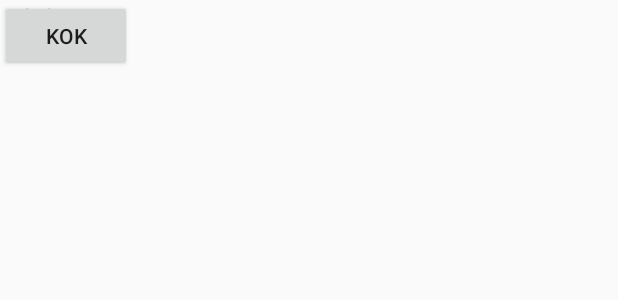
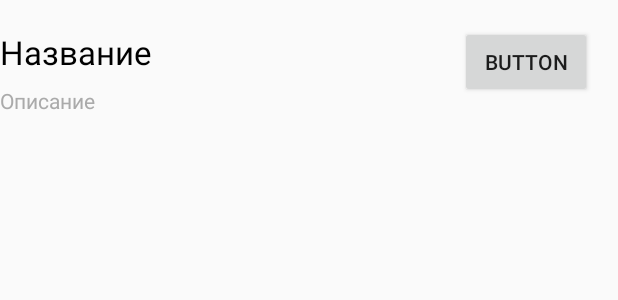
Before and after one commit to nikitko43/Designal, an Android app: the layout task_item.xml on its own in the app's theme, with its tools: preview values and no code run, on a phone screen of 412 x 824 dp. Shown: the top 300 px of the screen. Run offline under Robolectric (Android 15) with nearby library versions, the phone set to English and light mode, and no system bars.

Commit message:
Tab'ы + список на текущих

```diff
--- a/app/src/main/res/layout/task_item.xml
+++ b/app/src/main/res/layout/task_item.xml
@@ -1,25 +1,43 @@
 <?xml version="1.0" encoding="utf-8"?>
 <android.support.constraint.ConstraintLayout xmlns:android="http://schemas.android.com/apk/res/android"
+    xmlns:app="http://schemas.android.com/apk/res-auto"
     xmlns:tools="http://schemas.android.com/tools"
-    android:id="@+id/constraintLayout"
-    android:layout_width="400dp"
-    android:layout_height="50dp"
-    tools:context=".main_activities.MainActivity$PlaceholderFragment">
+    android:layout_width="match_parent"
+    android:layout_height="100dp"
+    android:orientation="horizontal"
+    tools:layout_editor_absoluteY="81dp">
 
-<TextView xmlns:android="http://schemas.android.com/apk/res/android"
-        android:id="@+id/text"
+    <TextView
+        android:id="@+id/tv_name"
         android:layout_width="wrap_content"
-        android:layout_height="?listPreferredItemHeight"
-        android:layout_gravity="center_vertical"
-        android:text="lol"
-        android:paddingLeft="16dp"
-        android:textAppearance="?android:attr/textAppearanceMedium" />
+        android:layout_height="wrap_content"
+        android:layout_marginTop="20dp"
+        android:text="Название"
+        android:textAppearance="@style/TextAppearance.AppCompat.Large"
+        android:textColor="@android:color/background_dark"
+        app:layout_constraintTop_toTopOf="parent"
+        tools:layout_editor_absoluteX="16dp" />
 
-    <Button xmlns:android="http://schemas.android.com/apk/res/android"
-    android:id="@+id/button_send"
-    android:layout_width="wrap_content"
-    android:layout_height="wrap_content"
-    android:text="kok"
+    <TextView
+        android:id="@+id/tv_description"
+        android:layout_width="wrap_content"
+        android:layout_height="wrap_content"
+        android:layout_marginTop="8dp"
+        android:text="Описание"
+        android:textColor="@android:color/darker_gray"
+        app:layout_constraintTop_toBottomOf="@+id/tv_name"
+        tools:layout_editor_absoluteX="16dp" />
+
+    <Button
+        android:id="@+id/button"
+        android:layout_width="wrap_content"
+        android:layout_height="wrap_content"
+        android:layout_marginEnd="17dp"
+        android:layout_marginRight="17dp"
+        android:layout_marginTop="17dp"
         android:focusable="false"
-        />
-    </android.support.constraint.ConstraintLayout>
+        android:text="Button"
+        app:layout_constraintEnd_toEndOf="parent"
+        app:layout_constraintTop_toTopOf="parent" />
+
+</android.support.constraint.ConstraintLayout>
--- a/app/src/main/res/values/strings.xml
+++ b/app/src/main/res/values/strings.xml
@@ -23,5 +23,6 @@
     <string name="hello_blank_fragment">Hello blank fragment</string>
     <string name="title_activity_main">MainActivity</string>
     <string name="tab_text_1">Задачи</string>
-    <string name="tab_text_2">Исполнители</string>
+    <string name="tab_text_2">Завершенные задачи</string>
+    <string name="tab_text_3">Исполнители</string>
 </resources>
```
Also changed, not shown: app/build.gradle (+20 -6 lines), app/src/main/java/com/lawdev/designal/entities/Task.java (added, +19 -0 lines), app/src/main/java/com/lawdev/designal/helpers/ItemViewHolder.java (deleted, +0 -30 lines), app/src/main/java/com/lawdev/designal/helpers/MyAdapter.java (added, +95 -0 lines), app/src/main/java/com/lawdev/designal/helpers/RecyclerListAdapter.java (deleted, +0 -62 lines), app/src/main/java/com/lawdev/designal/helpers/TasksData.java (added, +21 -0 lines), app/src/main/java/com/lawdev/designal/main_activities/MainActivity.java (+7 -2 lines), app/src/main/java/com/lawdev/designal/tabs/CompletedTasksTab.java (added, +32 -0 lines), app/src/main/java/com/lawdev/designal/tabs/TasksTab.java (+33 -15 lines), app/src/main/res/layout/activity_main.xml (+8 -0 lines), app/src/main/res/layout/completed_tasks.xml (added, +23 -0 lines).
